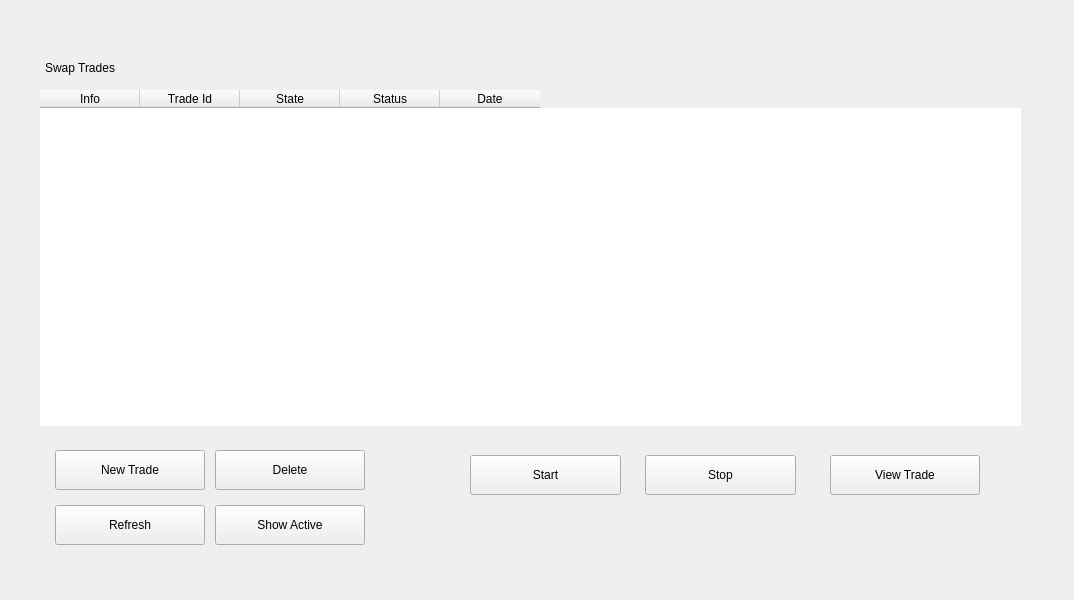
Qt form windows_desktop/s_swaplist_w.ui (0xkobe/mwc-wallet) before a commit.
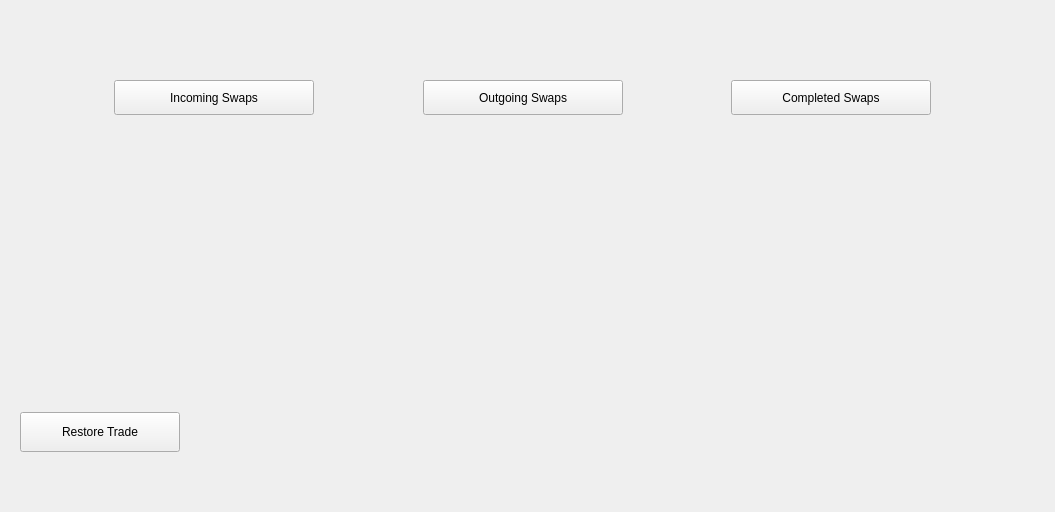
The same form after that commit. Icons and pictures are not drawn. Custom widgets are drawn as their Qt base class.

Diff of the .ui file:
```diff
--- a/windows_desktop/s_swaplist_w.ui
+++ b/windows_desktop/s_swaplist_w.ui
@@ -6,258 +6,364 @@
    <rect>
     <x>0</x>
     <y>0</y>
-    <width>1074</width>
-    <height>600</height>
+    <width>1055</width>
+    <height>512</height>
    </rect>
   </property>
   <property name="windowTitle">
    <string>Form</string>
   </property>
-  <widget class="control::MwcPushButtonNormal" name="deleteBtn">
-   <property name="geometry">
-    <rect>
-     <x>215</x>
-     <y>450</y>
-     <width>150</width>
-     <height>40</height>
-    </rect>
+  <layout class="QVBoxLayout" name="verticalLayout">
+   <property name="spacing">
+    <number>15</number>
    </property>
+   <property name="leftMargin">
+    <number>20</number>
+   </property>
+   <property name="topMargin">
+    <number>80</number>
+   </property>
+   <property name="rightMargin">
+    <number>30</number>
+   </property>
+   <property name="bottomMargin">
+    <number>20</number>
+   </property>
+   <item>
+    <layout class="QHBoxLayout" name="horizontalLayout_2">
+     <item>
+      <spacer name="horizontalSpacer_5">
+       <property name="orientation">
+        <enum>Qt::Horizontal</enum>
+       </property>
+       <property name="sizeHint" stdset="0">
+        <size>
+         <width>40</width>
+         <height>20</height>
+        </size>
+       </property>
+      </spacer>
+     </item>
+     <item>
+      <widget class="control::MwcToolButtonUnderscore" name="incomingSwaps">
    <property name="minimumSize">
     <size>
-     <width>150</width>
-     <height>40</height>
+         <width>200</width>
+         <height>35</height>
     </size>
    </property>
    <property name="maximumSize">
     <size>
-     <width>16777215</width>
-     <height>40</height>
-    </size>
-   </property>
-   <property name="focusPolicy">
-    <enum>Qt::NoFocus</enum>
-   </property>
+         <width>200</width>
+         <height>35</height>
+        </size>
+       </property>
    <property name="toolTip">
-    <string>Restore default settings for the wallet.</string>
+        <string>Show accepted swap trades</string>
    </property>
    <property name="text">
-    <string>Delete</string>
-   </property>
-   <property name="autoDefault">
+        <string>Incoming Swaps</string>
+       </property>
+       <property name="checkable">
     <bool>true</bool>
    </property>
-  </widget>
-  <widget class="ListWithColumns" name="tradeList">
-   <property name="geometry">
-    <rect>
-     <x>40</x>
-     <y>90</y>
-     <width>981</width>
-     <height>336</height>
-    </rect>
-   </property>
-   <property name="frameShape">
-    <enum>QFrame::NoFrame</enum>
-   </property>
-   <property name="showGrid">
-    <bool>false</bool>
-   </property>
-   <column>
-    <property name="text">
-     <string>Info</string>
-    </property>
-   </column>
-   <column>
-    <property name="text">
-     <string>Trade Id</string>
-    </property>
-   </column>
-   <column>
-    <property name="text">
-     <string>State</string>
-    </property>
-   </column>
-   <column>
-    <property name="text">
-     <string>Status</string>
-    </property>
-   </column>
-   <column>
-    <property name="text">
-     <string>Date</string>
-    </property>
-   </column>
-  </widget>
-  <widget class="control::MwcPushButtonNormal" name="newTradeBtn">
-   <property name="geometry">
-    <rect>
-     <x>55</x>
-     <y>450</y>
-     <width>150</width>
-     <height>40</height>
-    </rect>
-   </property>
+       <property name="popupMode">
+        <enum>QToolButton::InstantPopup</enum>
+       </property>
+       <property name="toolButtonStyle">
+        <enum>Qt::ToolButtonTextOnly</enum>
+       </property>
+      </widget>
+     </item>
+     <item>
+      <spacer name="horizontalSpacer_6">
+       <property name="orientation">
+        <enum>Qt::Horizontal</enum>
+       </property>
+       <property name="sizeHint" stdset="0">
+        <size>
+         <width>40</width>
+         <height>20</height>
+        </size>
+       </property>
+      </spacer>
+     </item>
+     <item>
+      <widget class="control::MwcToolButtonUnderscore" name="outgoingSwaps">
    <property name="minimumSize">
     <size>
-     <width>150</width>
-     <height>40</height>
+         <width>200</width>
+         <height>35</height>
     </size>
    </property>
    <property name="maximumSize">
     <size>
-     <width>16777215</width>
-     <height>40</height>
-    </size>
-   </property>
-   <property name="focusPolicy">
-    <enum>Qt::NoFocus</enum>
-   </property>
+         <width>200</width>
+         <height>35</height>
+        </size>
+       </property>
    <property name="toolTip">
-    <string>Restore default settings for the wallet.</string>
+        <string>Show accepted swap trades</string>
    </property>
    <property name="text">
-    <string>New Trade</string>
-   </property>
-   <property name="autoDefault">
+        <string>Outgoing Swaps</string>
+       </property>
+       <property name="checkable">
     <bool>true</bool>
    </property>
-  </widget>
-  <widget class="control::MwcPushButtonNormal" name="veiwTradeBtn">
-   <property name="geometry">
-    <rect>
-     <x>830</x>
-     <y>455</y>
-     <width>150</width>
-     <height>40</height>
-    </rect>
-   </property>
+       <property name="popupMode">
+        <enum>QToolButton::InstantPopup</enum>
+       </property>
+       <property name="toolButtonStyle">
+        <enum>Qt::ToolButtonTextOnly</enum>
+       </property>
+      </widget>
+     </item>
+     <item>
+      <spacer name="horizontalSpacer_9">
+       <property name="orientation">
+        <enum>Qt::Horizontal</enum>
+       </property>
+       <property name="sizeHint" stdset="0">
+        <size>
+         <width>40</width>
+         <height>20</height>
+        </size>
+       </property>
+      </spacer>
+     </item>
+     <item>
+      <widget class="control::MwcToolButtonUnderscore" name="completedSwaps">
    <property name="minimumSize">
     <size>
-     <width>150</width>
-     <height>40</height>
+         <width>200</width>
+         <height>35</height>
     </size>
    </property>
    <property name="maximumSize">
     <size>
-     <width>16777215</width>
-     <height>40</height>
-    </size>
-   </property>
-   <property name="focusPolicy">
-    <enum>Qt::NoFocus</enum>
-   </property>
+         <width>200</width>
+         <height>35</height>
+        </size>
+       </property>
    <property name="toolTip">
-    <string>Restore default settings for the wallet.</string>
+        <string>Show accepted swap trades</string>
    </property>
    <property name="text">
-    <string>View Trade</string>
-   </property>
-   <property name="autoDefault">
+        <string>Completed Swaps</string>
+       </property>
+       <property name="checkable">
     <bool>true</bool>
    </property>
-  </widget>
-  <widget class="control::MwcLabelSmall" name="label_4">
-   <property name="geometry">
-    <rect>
-     <x>45</x>
-     <y>60</y>
-     <width>167</width>
-     <height>16</height>
-    </rect>
-   </property>
+       <property name="popupMode">
+        <enum>QToolButton::InstantPopup</enum>
+       </property>
+       <property name="toolButtonStyle">
+        <enum>Qt::ToolButtonTextOnly</enum>
+       </property>
+      </widget>
+     </item>
+     <item>
+      <spacer name="horizontalSpacer_10">
+       <property name="orientation">
+        <enum>Qt::Horizontal</enum>
+       </property>
+       <property name="sizeHint" stdset="0">
+        <size>
+         <width>40</width>
+         <height>20</height>
+        </size>
+       </property>
+      </spacer>
+     </item>
+    </layout>
+   </item>
+   <item>
+    <widget class="control::RichVBox" name="swapsTable" native="true">
    <property name="sizePolicy">
-    <sizepolicy hsizetype="Fixed" vsizetype="Preferred">
+      <sizepolicy hsizetype="Preferred" vsizetype="Expanding">
      <horstretch>0</horstretch>
      <verstretch>0</verstretch>
     </sizepolicy>
    </property>
+    </widget>
+   </item>
+   <item>
+    <layout class="QHBoxLayout" name="horizontalLayout">
+     <item>
+      <widget class="control::MwcPushButtonNormal" name="restoreTrade">
+       <property name="minimumSize">
+        <size>
+         <width>160</width>
+         <height>40</height>
+        </size>
+       </property>
    <property name="maximumSize">
     <size>
-     <width>16777215</width>
-     <height>22</height>
+         <width>160</width>
+         <height>40</height>
     </size>
    </property>
    <property name="text">
-    <string>Swap Trades</string>
-   </property>
-  </widget>
-  <widget class="control::MwcPushButtonNormal" name="refreshBtn">
-   <property name="geometry">
-    <rect>
-     <x>55</x>
-     <y>505</y>
-     <width>150</width>
-     <height>40</height>
-    </rect>
-   </property>
+        <string>Restore Trade</string>
+       </property>
+      </widget>
+     </item>
+     <item>
+      <spacer name="horizontalSpacer">
+       <property name="orientation">
+        <enum>Qt::Horizontal</enum>
+       </property>
+       <property name="sizeHint" stdset="0">
+        <size>
+         <width>40</width>
+         <height>20</height>
+        </size>
+       </property>
+      </spacer>
+     </item>
+     <item>
+      <widget class="control::MwcPushButtonRound" name="newTradeButton">
    <property name="minimumSize">
     <size>
-     <width>150</width>
+         <width>40</width>
      <height>40</height>
     </size>
    </property>
    <property name="maximumSize">
     <size>
-     <width>16777215</width>
+         <width>40</width>
      <height>40</height>
     </size>
    </property>
+       <property name="cursor">
+        <cursorShape>PointingHandCursor</cursorShape>
+       </property>
    <property name="focusPolicy">
     <enum>Qt::NoFocus</enum>
    </property>
    <property name="toolTip">
-    <string>Restore default settings for the wallet.</string>
-   </property>
+        <string>Start new Swap Trade</string>
+       </property>
+       <property name="styleSheet">
+        <string notr="true">border:none</string>
+       </property>
    <property name="text">
-    <string>Refresh</string>
-   </property>
+        <string/>
+       </property>
+       <property name="icon">
+        <iconset>
+         <normaloff>:/img/Add.svg</normaloff>:/img/Add.svg</iconset>
+       </property>
+       <property name="iconSize">
+        <size>
+         <width>40</width>
+         <height>40</height>
+        </size>
+       </property>
    <property name="autoDefault">
+        <bool>false</bool>
+       </property>
+       <property name="flat">
     <bool>true</bool>
    </property>
   </widget>
-  <widget class="control::MwcPushButtonNormal" name="showActiveBtn">
-   <property name="geometry">
-    <rect>
-     <x>215</x>
-     <y>505</y>
-     <width>150</width>
-     <height>40</height>
-    </rect>
-   </property>
+     </item>
+     <item>
+      <spacer name="horizontalSpacer_3">
+       <property name="orientation">
+        <enum>Qt::Horizontal</enum>
+       </property>
+       <property name="sizeType">
+        <enum>QSizePolicy::Fixed</enum>
+       </property>
+       <property name="sizeHint" stdset="0">
+        <size>
+         <width>40</width>
+         <height>20</height>
+        </size>
+       </property>
+      </spacer>
+     </item>
+     <item>
+      <widget class="control::MwcPushButtonRound" name="refreshButton">
    <property name="minimumSize">
     <size>
-     <width>150</width>
+         <width>40</width>
      <height>40</height>
     </size>
    </property>
    <property name="maximumSize">
     <size>
-     <width>16777215</width>
+         <width>40</width>
      <height>40</height>
     </size>
    </property>
+       <property name="cursor">
+        <cursorShape>PointingHandCursor</cursorShape>
+       </property>
    <property name="focusPolicy">
     <enum>Qt::NoFocus</enum>
    </property>
    <property name="toolTip">
-    <string>Restore default settings for the wallet.</string>
-   </property>
+        <string>Refresh Swap Trades list</string>
+       </property>
+       <property name="styleSheet">
+        <string notr="true">border:none</string>
+       </property>
    <property name="text">
-    <string>Show Active</string>
-   </property>
+        <string/>
+       </property>
+       <property name="icon">
+        <iconset resource="../resources_desktop.qrc">
+         <normaloff>:/img/Refresh@2x.svg</normaloff>:/img/Refresh@2x.svg</iconset>
+       </property>
+       <property name="iconSize">
+        <size>
+         <width>40</width>
+         <height>40</height>
+        </size>
+       </property>
    <property name="autoDefault">
+        <bool>false</bool>
+       </property>
+       <property name="flat">
     <bool>true</bool>
    </property>
   </widget>
-  <widget class="QWidget" name="layoutWidget">
-   <property name="geometry">
-    <rect>
-     <x>450</x>
-     <y>515</y>
-     <width>142</width>
-     <height>27</height>
-    </rect>
-   </property>
+     </item>
+     <item>
+      <spacer name="horizontalSpacer_2">
+       <property name="orientation">
+        <enum>Qt::Horizontal</enum>
+       </property>
+       <property name="sizeHint" stdset="0">
+        <size>
+         <width>40</width>
+         <height>20</height>
+        </size>
+       </property>
+      </spacer>
+     </item>
+     <item>
+      <spacer name="horizontalSpacer_4">
+       <property name="orientation">
+        <enum>Qt::Horizontal</enum>
+       </property>
+       <property name="sizeType">
+        <enum>QSizePolicy::Fixed</enum>
+       </property>
+       <property name="sizeHint" stdset="0">
+        <size>
+         <width>160</width>
+         <height>20</height>
+        </size>
+       </property>
+      </spacer>
+     </item>
+    </layout>
+   </item>
+   <item>
    <layout class="QHBoxLayout" name="horizontalLayout_4">
     <property name="spacing">
      <number>0</number>
@@ -330,90 +436,35 @@
      </spacer>
     </item>
    </layout>
-  </widget>
-  <widget class="control::MwcPushButtonNormal" name="stopButton">
-   <property name="geometry">
-    <rect>
-     <x>645</x>
-     <y>455</y>
-     <width>151</width>
-     <height>40</height>
-    </rect>
-   </property>
-   <property name="minimumSize">
-    <size>
-     <width>0</width>
-     <height>40</height>
-    </size>
-   </property>
-   <property name="maximumSize">
-    <size>
-     <width>16777215</width>
-     <height>40</height>
-    </size>
-   </property>
-   <property name="cursor">
-    <cursorShape>PointingHandCursor</cursorShape>
-   </property>
-   <property name="toolTip">
-    <string>Send MWC</string>
-   </property>
-   <property name="text">
-    <string>Stop</string>
-   </property>
-  </widget>
-  <widget class="control::MwcPushButtonNormal" name="startButton">
-   <property name="geometry">
-    <rect>
-     <x>470</x>
-     <y>455</y>
-     <width>151</width>
-     <height>40</height>
-    </rect>
-   </property>
-   <property name="minimumSize">
-    <size>
-     <width>0</width>
-     <height>40</height>
-    </size>
-   </property>
-   <property name="maximumSize">
-    <size>
-     <width>16777215</width>
-     <height>40</height>
-    </size>
-   </property>
-   <property name="cursor">
-    <cursorShape>PointingHandCursor</cursorShape>
-   </property>
-   <property name="toolTip">
-    <string>Send MWC</string>
-   </property>
-   <property name="text">
-    <string>Start</string>
-   </property>
-  </widget>
+   </item>
+  </layout>
  </widget>
  <customwidgets>
-  <customwidget>
-   <class>control::MwcPushButtonNormal</class>
-   <extends>QPushButton</extends>
-   <header>control_desktop/MwcPushButton.h</header>
-  </customwidget>
   <customwidget>
    <class>control::MwcLabelProgress</class>
    <extends>QLabel</extends>
    <header>control_desktop/MwcLabelProgress.h</header>
   </customwidget>
   <customwidget>
-   <class>ListWithColumns</class>
-   <extends>QTableWidget</extends>
-   <header>control_desktop/listwithcolumns.h</header>
+   <class>control::MwcToolButtonUnderscore</class>
+   <extends>QToolButton</extends>
+   <header>control_desktop/MwcToolButton.h</header>
   </customwidget>
   <customwidget>
-   <class>control::MwcLabelSmall</class>
-   <extends>QLabel</extends>
-   <header>control_desktop/MwcLabel.h</header>
+   <class>control::RichVBox</class>
+   <extends>QWidget</extends>
+   <header>control_desktop/richvbox.h</header>
+   <container>1</container>
+  </customwidget>
+  <customwidget>
+   <class>control::MwcPushButtonRound</class>
+   <extends>QPushButton</extends>
+   <header>control_desktop/MwcPushButton.h</header>
+  </customwidget>
+  <customwidget>
+   <class>control::MwcPushButtonNormal</class>
+   <extends>QPushButton</extends>
+   <header>control_desktop/MwcPushButton.h</header>
   </customwidget>
  </customwidgets>
  <resources/>
```
Left out of the diff: 4 changed lines with no effect on the pictures. Lines whose indentation alone changed are shown as unchanged.
